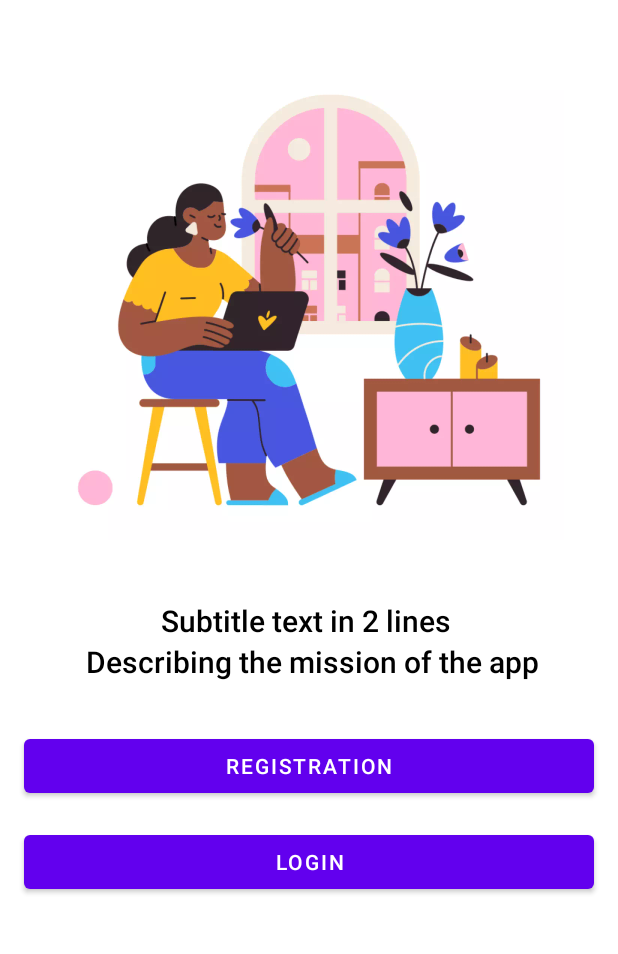
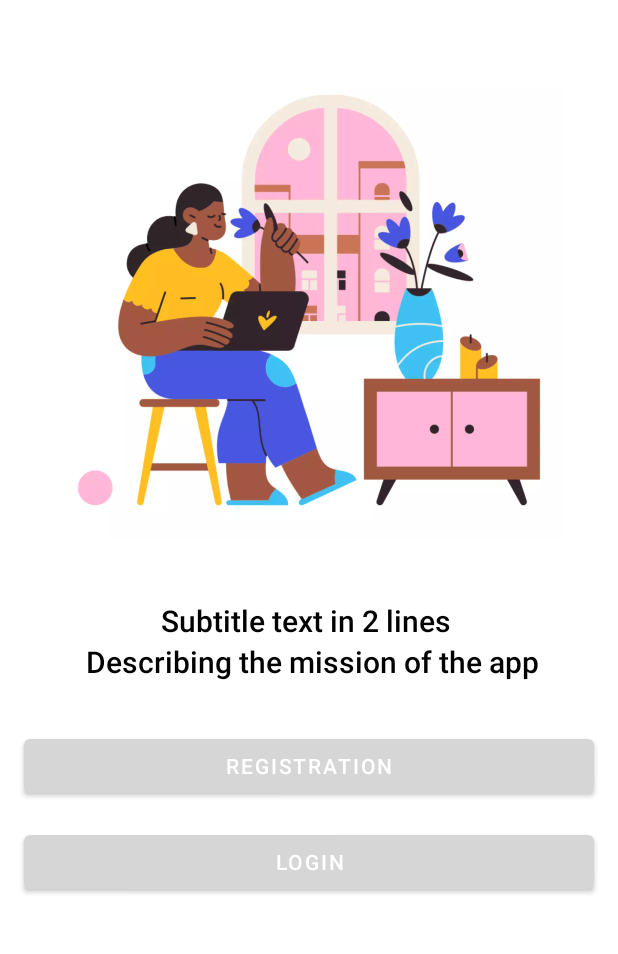
Before and after one commit to VolodymyrTabarkevych/longholder, an Android app: the screen it shows after launch (MainActivity), on a phone screen of 412 x 824 dp, the part 144-1098 px from its top. Run offline under Robolectric (Android 15) with nearby library versions, the phone set to English and light mode, and no system bars; our stand-ins replace Dagger/Hilt's generated code; libraries missing offline, so code that uses them is left out: by.kirich1409.viewbindingdelegate; 3 statements that could not run were skipped.

Commit message:
add custom dimens and colors

```diff
--- a/app/src/main/res/values/colors.xml
+++ b/app/src/main/res/values/colors.xml
@@ -1,10 +1,8 @@
 <?xml version="1.0" encoding="utf-8"?>
 <resources>
-    <color name="purple_200">#FFBB86FC</color>
-    <color name="purple_500">#FF6200EE</color>
-    <color name="purple_700">#FF3700B3</color>
-    <color name="teal_200">#FF03DAC5</color>
-    <color name="teal_700">#FF018786</color>
     <color name="black">#FF000000</color>
     <color name="white">#FFFFFFFF</color>
+    <color name="transparent">#00000000</color>
+    <color name="gray">#8A8A8A</color>
+    <color name="st_tropaz">#255A9D</color>
 </resources>
--- a/app/src/main/res/values/dimens.xml
+++ b/app/src/main/res/values/dimens.xml
@@ -90,6 +90,7 @@
     <dimen name="corner_radius_0_5">4dp</dimen>
     <dimen name="corner_radius_1">8dp</dimen>
     <dimen name="corner_radius_1_5">12dp</dimen>
+    <dimen name="corner_radius_1_75">14dp</dimen>
     <dimen name="corner_radius_2">16dp</dimen>
     <dimen name="corner_radius_5">40dp</dimen>
     <!-- endregion -->
@@ -102,8 +103,11 @@
     <dimen name="widget_size_2">16dp</dimen>
     <dimen name="widget_size_2_5">20dp</dimen>
     <dimen name="widget_size_5">40dp</dimen>
+    <dimen name="widget_size_7">56dp</dimen>
     <dimen name="widget_size_7_5">60dp</dimen>
     <dimen name="widget_size_10">80dp</dimen>
     <dimen name="widget_size_13">104dp</dimen>
     <dimen name="widget_size_30">240dp</dimen>
+
+    <!-- region ProgressButton dimens -->
 </resources>
```
